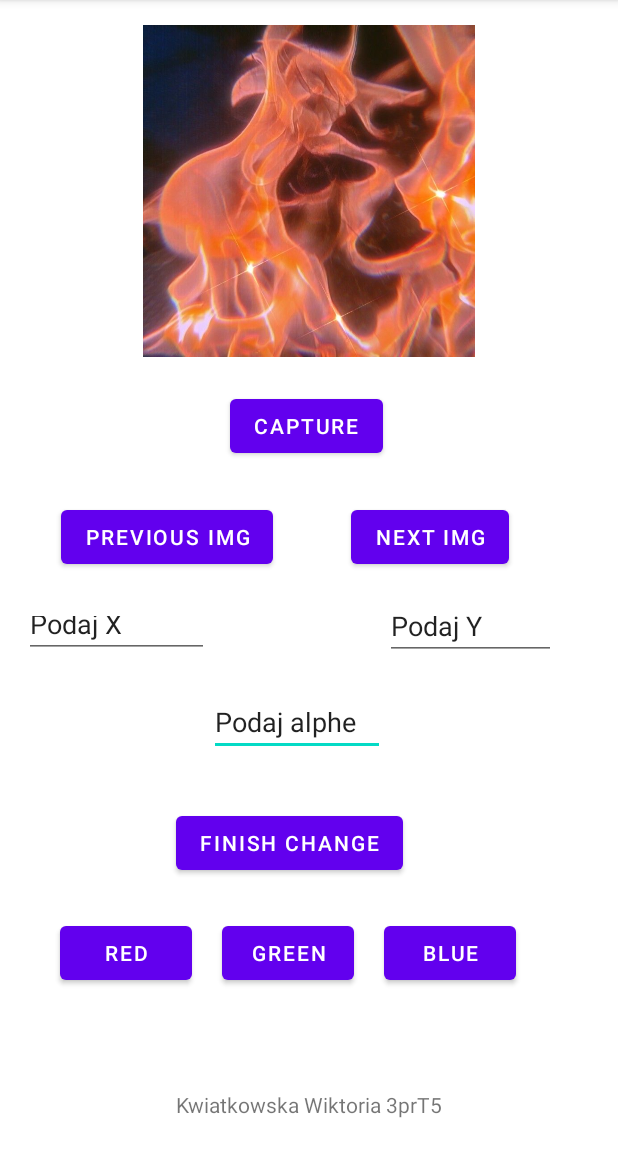
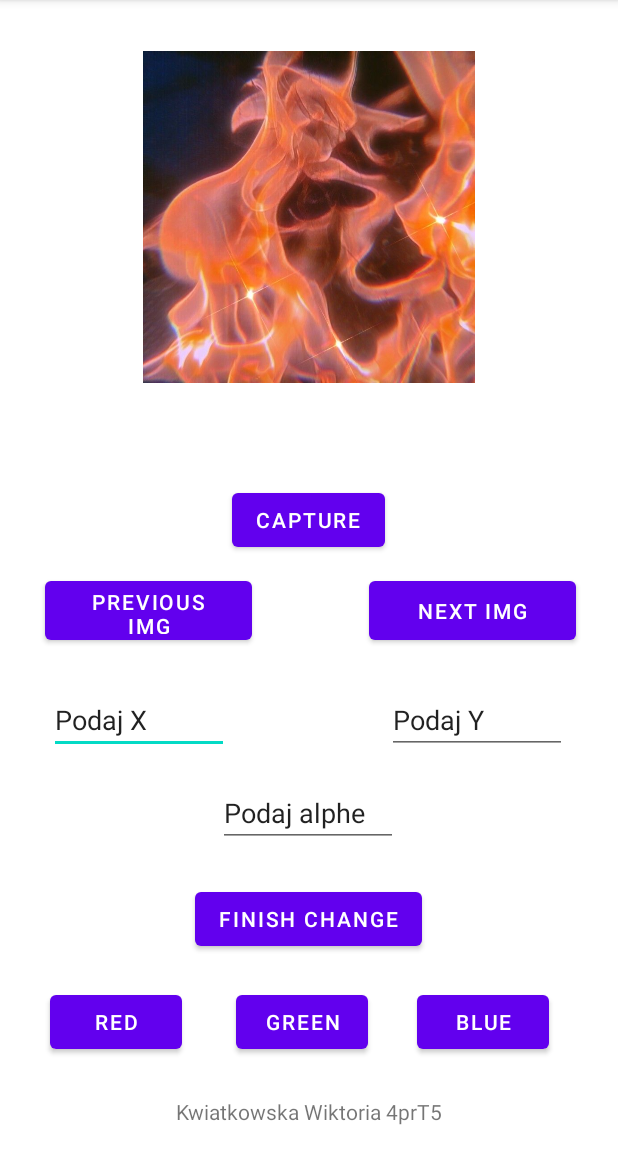
Before and after one commit to Kwiatkowska-W/camera, an Android app: the screen it shows after launch (MainActivity), on a phone screen of 412 x 824 dp, the part 84-1236 px from its top. Run offline under Robolectric (Android 15) with nearby library versions, the phone set to English and light mode, and no system bars.

Commit message:
rozmieszczenie i zmiana textu na number

```diff
--- a/app/src/main/res/layout/activity_main.xml
+++ b/app/src/main/res/layout/activity_main.xml
@@ -7,45 +7,17 @@
     android:layout_height="match_parent"
     tools:context=".MainActivity">
 
-    <EditText
-        android:id="@+id/alpha"
-        android:layout_width="117dp"
-        android:layout_height="39dp"
-        android:ems="10"
-        android:inputType="textPersonName"
-        android:text="Podaj alphe"
-        app:layout_constraintBottom_toBottomOf="parent"
-        app:layout_constraintEnd_toEndOf="parent"
-        app:layout_constraintHorizontal_bias="0.472"
-        app:layout_constraintStart_toStartOf="parent"
-        app:layout_constraintTop_toBottomOf="@+id/button"
-        app:layout_constraintVertical_bias="0.372" />
-
-    <EditText
-        android:id="@+id/textY"
-        android:layout_width="114dp"
-        android:layout_height="39dp"
-        android:ems="10"
-        android:inputType="textPersonName"
-        android:text="Podaj Y"
-        app:layout_constraintBottom_toBottomOf="parent"
-        app:layout_constraintEnd_toEndOf="parent"
-        app:layout_constraintHorizontal_bias="0.74"
-        app:layout_constraintStart_toEndOf="@+id/textX"
-        app:layout_constraintTop_toTopOf="@+id/textX"
-        app:layout_constraintVertical_bias="0.0" />
-
     <Button
         android:id="@+id/button"
         android:layout_width="wrap_content"
         android:layout_height="wrap_content"
         android:text="Capture"
         app:layout_constraintBottom_toBottomOf="parent"
-        app:layout_constraintEnd_toEndOf="@+id/imageView"
-        app:layout_constraintHorizontal_bias="0.492"
-        app:layout_constraintStart_toStartOf="@+id/imageView"
-        app:layout_constraintTop_toBottomOf="@+id/imageView"
-        app:layout_constraintVertical_bias="0.045" />
+        app:layout_constraintEnd_toEndOf="parent"
+        app:layout_constraintHorizontal_bias="0.498"
+        app:layout_constraintStart_toStartOf="parent"
+        app:layout_constraintTop_toTopOf="parent"
+        app:layout_constraintVertical_bias="0.448" />
 
     <ImageView
         android:id="@+id/imageView"
@@ -55,69 +27,56 @@
         app:layout_constraintEnd_toEndOf="parent"
         app:layout_constraintStart_toStartOf="parent"
         app:layout_constraintTop_toTopOf="parent"
-        app:layout_constraintVertical_bias="0.031"
+        app:layout_constraintVertical_bias="0.062"
         app:srcCompat="@drawable/zdj4" />
 
     <Button
         android:id="@+id/next"
-        android:layout_width="wrap_content"
-        android:layout_height="wrap_content"
+        android:layout_width="138dp"
+        android:layout_height="51dp"
         android:text="next img"
         app:layout_constraintBottom_toBottomOf="parent"
         app:layout_constraintEnd_toEndOf="parent"
-        app:layout_constraintHorizontal_bias="0.763"
+        app:layout_constraintHorizontal_bias="0.897"
         app:layout_constraintStart_toStartOf="parent"
-        app:layout_constraintTop_toBottomOf="@+id/button"
-        app:layout_constraintVertical_bias="0.063" />
+        app:layout_constraintTop_toTopOf="parent"
+        app:layout_constraintVertical_bias="0.532" />
 
     <Button
         android:id="@+id/previous"
-        android:layout_width="wrap_content"
-        android:layout_height="wrap_content"
+        android:layout_width="138dp"
+        android:layout_height="51dp"
         android:text="previous img"
         app:layout_constraintBottom_toBottomOf="parent"
-        app:layout_constraintEnd_toStartOf="@+id/next"
-        app:layout_constraintHorizontal_bias="0.438"
+        app:layout_constraintEnd_toEndOf="parent"
+        app:layout_constraintHorizontal_bias="0.109"
         app:layout_constraintStart_toStartOf="parent"
-        app:layout_constraintTop_toBottomOf="@+id/button"
-        app:layout_constraintVertical_bias="0.063" />
-
-    <EditText
-        android:id="@+id/textX"
-        android:layout_width="123dp"
-        android:layout_height="38dp"
-        android:ems="10"
-        android:inputType="textPersonName"
-        android:text="Podaj X"
-        app:layout_constraintBottom_toBottomOf="parent"
-        app:layout_constraintEnd_toEndOf="parent"
-        app:layout_constraintHorizontal_bias="0.055"
-        app:layout_constraintStart_toStartOf="parent"
-        app:layout_constraintTop_toBottomOf="@+id/previous"
-        app:layout_constraintVertical_bias="0.053" />
+        app:layout_constraintTop_toTopOf="parent"
+        app:layout_constraintVertical_bias="0.532" />
 
     <Button
         android:id="@+id/finish"
         android:layout_width="wrap_content"
         android:layout_height="wrap_content"
+        android:layout_marginBottom="24dp"
         android:text="Finish change"
-        app:layout_constraintBottom_toTopOf="@+id/green"
+        app:layout_constraintBottom_toBottomOf="parent"
         app:layout_constraintEnd_toEndOf="parent"
-        app:layout_constraintHorizontal_bias="0.451"
+        app:layout_constraintHorizontal_bias="0.498"
         app:layout_constraintStart_toStartOf="parent"
-        app:layout_constraintTop_toBottomOf="@+id/alpha"
-        app:layout_constraintVertical_bias="0.571" />
+        app:layout_constraintTop_toTopOf="parent"
+        app:layout_constraintVertical_bias="0.846" />
 
     <TextView
         android:id="@+id/name"
         android:layout_width="wrap_content"
         android:layout_height="wrap_content"
-        android:text="Kwiatkowska Wiktoria 3prT5"
+        android:text="Kwiatkowska Wiktoria 4prT5"
         app:layout_constraintBottom_toBottomOf="parent"
         app:layout_constraintEnd_toEndOf="parent"
         app:layout_constraintStart_toStartOf="parent"
-        app:layout_constraintTop_toBottomOf="@+id/green"
-        app:layout_constraintVertical_bias="0.75" />
+        app:layout_constraintTop_toTopOf="parent"
+        app:layout_constraintVertical_bias="0.977" />
 
     <Button
         android:id="@+id/red"
@@ -126,10 +85,10 @@
         android:text="red"
         app:layout_constraintBottom_toBottomOf="parent"
         app:layout_constraintEnd_toEndOf="parent"
-        app:layout_constraintHorizontal_bias="0.123"
+        app:layout_constraintHorizontal_bias="0.102"
         app:layout_constraintStart_toStartOf="parent"
-        app:layout_constraintTop_toBottomOf="@+id/alpha"
-        app:layout_constraintVertical_bias="0.497" />
+        app:layout_constraintTop_toTopOf="parent"
+        app:layout_constraintVertical_bias="0.913" />
 
     <Button
         android:id="@+id/green"
@@ -137,16 +96,68 @@
         android:layout_height="wrap_content"
         android:layout_marginStart="20dp"
         android:text="green"
-        app:layout_constraintStart_toEndOf="@+id/red"
-        app:layout_constraintTop_toTopOf="@+id/red" />
+        app:layout_constraintBottom_toBottomOf="parent"
+        app:layout_constraintEnd_toEndOf="parent"
+        app:layout_constraintHorizontal_bias="0.452"
+        app:layout_constraintStart_toStartOf="parent"
+        app:layout_constraintTop_toTopOf="parent"
+        app:layout_constraintVertical_bias="0.913" />
 
     <Button
         android:id="@+id/blue"
         android:layout_width="wrap_content"
         android:layout_height="wrap_content"
-        android:layout_marginStart="20dp"
+        android:layout_marginStart="24dp"
         android:text="blue"
-        app:layout_constraintStart_toEndOf="@+id/green"
-        app:layout_constraintTop_toTopOf="@+id/green" />
+        app:layout_constraintBottom_toBottomOf="parent"
+        app:layout_constraintEnd_toEndOf="parent"
+        app:layout_constraintHorizontal_bias="0.846"
+        app:layout_constraintStart_toStartOf="parent"
+        app:layout_constraintTop_toTopOf="parent"
+        app:layout_constraintVertical_bias="0.913" />
+
+    <EditText
+        android:id="@+id/textX"
+        android:layout_width="120dp"
+        android:layout_height="43dp"
+        android:layout_marginTop="16dp"
+        android:ems="10"
+        android:inputType="number"
+        android:text="Podaj X"
+        app:layout_constraintBottom_toBottomOf="parent"
+        app:layout_constraintEnd_toEndOf="parent"
+        app:layout_constraintHorizontal_bias="0.113"
+        app:layout_constraintStart_toStartOf="parent"
+        app:layout_constraintTop_toTopOf="parent"
+        app:layout_constraintVertical_bias="0.626" />
+
+    <EditText
+        android:id="@+id/textY"
+        android:layout_width="120dp"
+        android:layout_height="43dp"
+        android:layout_marginTop="16dp"
+        android:ems="10"
+        android:inputType="number"
+        android:text="Podaj Y"
+        app:layout_constraintBottom_toBottomOf="parent"
+        app:layout_constraintEnd_toEndOf="parent"
+        app:layout_constraintHorizontal_bias="0.883"
+        app:layout_constraintStart_toStartOf="parent"
+        app:layout_constraintTop_toTopOf="parent"
+        app:layout_constraintVertical_bias="0.626" />
+
+    <EditText
+        android:id="@+id/alpha"
+        android:layout_width="120dp"
+        android:layout_height="43dp"
+        android:ems="10"
+        android:inputType="number"
+        android:text="Podaj alphe"
+        app:layout_constraintBottom_toBottomOf="parent"
+        app:layout_constraintEnd_toEndOf="parent"
+        app:layout_constraintHorizontal_bias="0.498"
+        app:layout_constraintStart_toStartOf="parent"
+        app:layout_constraintTop_toTopOf="parent"
+        app:layout_constraintVertical_bias="0.719" />
 
 </androidx.constraintlayout.widget.ConstraintLayout>
```
